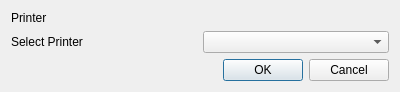
Old version of the form app/ui/settings_diag.ui in the repository davidsenoner/emec-drv-canopen-tester.
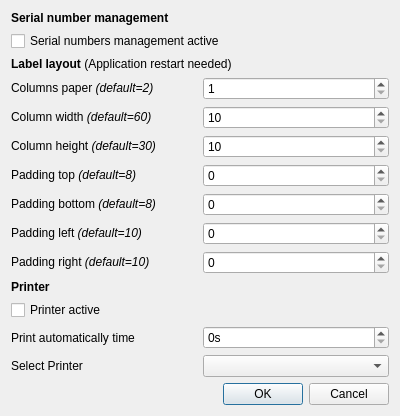
New version of the form.

Commit message: feat: add label layout settings to settings_diag feat: restyle settings dialog feat: add label management active checkbox feat: add printer active checkbox

Diff of the .ui file:
```diff
--- a/app/ui/settings_diag.ui
+++ b/app/ui/settings_diag.ui
@@ -7,31 +7,202 @@
     <x>0</x>
     <y>0</y>
     <width>400</width>
-    <height>88</height>
+    <height>384</height>
    </rect>
   </property>
   <property name="windowTitle">
    <string>Settings Dialog</string>
   </property>
   <layout class="QVBoxLayout" name="verticalLayout">
+   <item>
+    <widget class="QLabel" name="label_2">
+     <property name="text">
+      <string>&lt;html&gt;&lt;head/&gt;&lt;body&gt;&lt;p&gt;&lt;span style=&quot; font-weight:600;&quot;&gt;Serial number management&lt;/span&gt;&lt;/p&gt;&lt;/body&gt;&lt;/html&gt;</string>
+     </property>
+    </widget>
+   </item>
+   <item>
+    <layout class="QGridLayout" name="gridLayout">
+     <item row="0" column="0">
+      <widget class="QCheckBox" name="cb_sn_active">
+       <property name="text">
+        <string>Serial numbers management active</string>
+       </property>
+      </widget>
+     </item>
+    </layout>
+   </item>
+   <item>
+    <widget class="QLabel" name="label_4">
+     <property name="text">
+      <string>&lt;html&gt;&lt;head/&gt;&lt;body&gt;&lt;p&gt;&lt;span style=&quot; font-weight:600;&quot;&gt;Label layout &lt;/span&gt;(Application restart needed)&lt;/p&gt;&lt;/body&gt;&lt;/html&gt;</string>
+     </property>
+    </widget>
+   </item>
+   <item>
+    <layout class="QGridLayout" name="gridLayout_3">
+     <item row="5" column="0">
+      <widget class="QLabel" name="label_9">
+       <property name="text">
+        <string>&lt;html&gt;&lt;head/&gt;&lt;body&gt;&lt;p&gt;Padding bottom &lt;span style=&quot; font-style:italic;&quot;&gt;(default=8)&lt;/span&gt;&lt;/p&gt;&lt;/body&gt;&lt;/html&gt;</string>
+       </property>
+      </widget>
+     </item>
+     <item row="6" column="0">
+      <widget class="QLabel" name="label_10">
+       <property name="text">
+        <string>&lt;html&gt;&lt;head/&gt;&lt;body&gt;&lt;p&gt;Padding left &lt;span style=&quot; font-style:italic;&quot;&gt;(default=10)&lt;/span&gt;&lt;/p&gt;&lt;/body&gt;&lt;/html&gt;</string>
+       </property>
+      </widget>
+     </item>
+     <item row="3" column="1">
+      <widget class="QSpinBox" name="sb_column_height">
+       <property name="minimum">
+        <number>10</number>
+       </property>
+       <property name="maximum">
+        <number>200</number>
+       </property>
+       <property name="value">
+        <number>10</number>
+       </property>
+      </widget>
+     </item>
+     <item row="4" column="0">
+      <widget class="QLabel" name="label_8">
+       <property name="text">
+        <string>&lt;html&gt;&lt;head/&gt;&lt;body&gt;&lt;p&gt;Padding top &lt;span style=&quot; font-style:italic;&quot;&gt;(default=8)&lt;/span&gt;&lt;/p&gt;&lt;/body&gt;&lt;/html&gt;</string>
+       </property>
+      </widget>
+     </item>
+     <item row="1" column="0">
+      <widget class="QLabel" name="label_5">
+       <property name="text">
+        <string>&lt;html&gt;&lt;head/&gt;&lt;body&gt;&lt;p&gt;Columns paper&lt;span style=&quot; font-style:italic;&quot;&gt; (default=2)&lt;/span&gt;&lt;/p&gt;&lt;/body&gt;&lt;/html&gt;</string>
+       </property>
+      </widget>
+     </item>
+     <item row="1" column="1">
+      <widget class="QSpinBox" name="sb_label_columns">
+       <property name="minimum">
+        <number>1</number>
+       </property>
+       <property name="maximum">
+        <number>10</number>
+       </property>
+       <property name="value">
+        <number>1</number>
+       </property>
+      </widget>
+     </item>
+     <item row="2" column="0">
+      <widget class="QLabel" name="label_6">
+       <property name="text">
+        <string>&lt;html&gt;&lt;head/&gt;&lt;body&gt;&lt;p&gt;Column width &lt;span style=&quot; font-style:italic;&quot;&gt;(default=60)&lt;/span&gt;&lt;/p&gt;&lt;/body&gt;&lt;/html&gt;</string>
+       </property>
+      </widget>
+     </item>
+     <item row="3" column="0">
+      <widget class="QLabel" name="label_7">
+       <property name="text">
+        <string>&lt;html&gt;&lt;head/&gt;&lt;body&gt;&lt;p&gt;Column height &lt;span style=&quot; font-style:italic;&quot;&gt;(default=30)&lt;/span&gt;&lt;/p&gt;&lt;/body&gt;&lt;/html&gt;</string>
+       </property>
+      </widget>
+     </item>
+     <item row="2" column="1">
+      <widget class="QSpinBox" name="sb_column_width">
+       <property name="minimum">
+        <number>10</number>
+       </property>
+       <property name="maximum">
+        <number>200</number>
+       </property>
+       <property name="value">
+        <number>10</number>
+       </property>
+      </widget>
+     </item>
+     <item row="7" column="0">
+      <widget class="QLabel" name="label_11">
+       <property name="text">
+        <string>&lt;html&gt;&lt;head/&gt;&lt;body&gt;&lt;p&gt;Padding right &lt;span style=&quot; font-style:italic;&quot;&gt;(default=10)&lt;/span&gt;&lt;/p&gt;&lt;/body&gt;&lt;/html&gt;</string>
+       </property>
+      </widget>
+     </item>
+     <item row="4" column="1">
+      <widget class="QSpinBox" name="sb_padding_top"/>
+     </item>
+     <item row="5" column="1">
+      <widget class="QSpinBox" name="sb_padding_bottom"/>
+     </item>
+     <item row="6" column="1">
+      <widget class="QSpinBox" name="sb_padding_left">
+       <property name="value">
+        <number>0</number>
+       </property>
+      </widget>
+     </item>
+     <item row="7" column="1">
+      <widget class="QSpinBox" name="sb_padding_right">
+       <property name="value">
+        <number>0</number>
+       </property>
+      </widget>
+     </item>
+    </layout>
+   </item>
    <item>
     <widget class="QLabel" name="lbl_title">
      <property name="text">
-      <string>Printer</string>
+      <string>&lt;html&gt;&lt;head/&gt;&lt;body&gt;&lt;p&gt;&lt;span style=&quot; font-weight:600;&quot;&gt;Printer&lt;/span&gt;&lt;/p&gt;&lt;/body&gt;&lt;/html&gt;</string>
      </property>
     </widget>
    </item>
    <item>
     <layout class="QGridLayout" name="gridLayout_2">
-     <item row="0" column="0">
+     <item row="3" column="1">
+      <widget class="QSpinBox" name="sb_print_autom_timer">
+       <property name="toolTip">
+        <string>After this test-time a test report label with serialnumber will be printed</string>
+       </property>
+       <property name="suffix">
+        <string>s</string>
+       </property>
+       <property name="maximum">
+        <number>3600</number>
+       </property>
+      </widget>
+     </item>
+     <item row="4" column="0">
       <widget class="QLabel" name="label">
        <property name="text">
         <string>Select Printer</string>
        </property>
       </widget>
      </item>
-     <item row="0" column="1">
-      <widget class="QComboBox" name="cb_select_printer"/>
+     <item row="2" column="0">
+      <widget class="QCheckBox" name="cb_printer_active">
+       <property name="toolTip">
+        <string>Enable label printing</string>
+       </property>
+       <property name="text">
+        <string>Printer active</string>
+       </property>
+      </widget>
+     </item>
+     <item row="3" column="0">
+      <widget class="QLabel" name="label_3">
+       <property name="text">
+        <string>Print automatically time</string>
+       </property>
+      </widget>
+     </item>
+     <item row="4" column="1">
+      <widget class="QComboBox" name="cb_select_printer">
+       <property name="toolTip">
+        <string>Select a labelprinter from list</string>
+       </property>
+      </widget>
      </item>
     </layout>
    </item>
```
Left out of the diff: 2 changed lines with no effect on the pictures. The commit also changes 2 other files.
